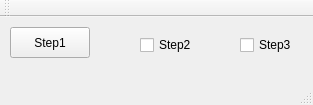
This is 01 tools/03 desarrollo/RPi/02 qt/02 widgets/07 signals/signals/mainwindow.ui in ramonjunquera/GlobalEnvironment as Qt 5 draws it before an edit. The edited form follows.
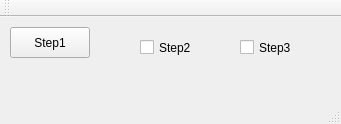
This is the edited form.

What changed in the file:
```diff
--- a/01 tools/03 desarrollo/RPi/02 qt/02 widgets/07 signals/signals/mainwindow.ui
+++ b/01 tools/03 desarrollo/RPi/02 qt/02 widgets/07 signals/signals/mainwindow.ui
@@ -6,8 +6,8 @@
    <rect>
     <x>0</x>
     <y>0</y>
-    <width>313</width>
-    <height>105</height>
+    <width>341</width>
+    <height>124</height>
    </rect>
   </property>
   <property name="windowTitle">
@@ -19,8 +19,8 @@
      <rect>
       <x>140</x>
       <y>20</y>
-      <width>51</width>
-      <height>16</height>
+      <width>71</width>
+      <height>21</height>
      </rect>
     </property>
     <property name="text">
@@ -32,8 +32,8 @@
      <rect>
       <x>240</x>
       <y>20</y>
-      <width>51</width>
-      <height>16</height>
+      <width>71</width>
+      <height>21</height>
      </rect>
     </property>
     <property name="text">
```
Left out of the diff: 4 changed lines with no effect on the pictures.
